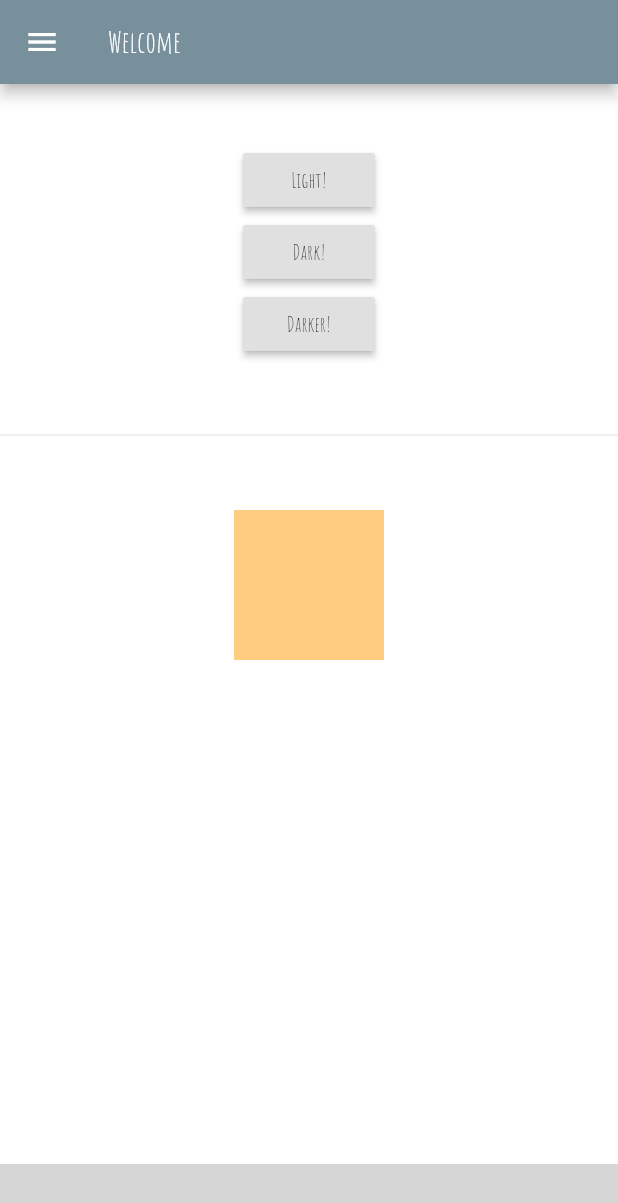
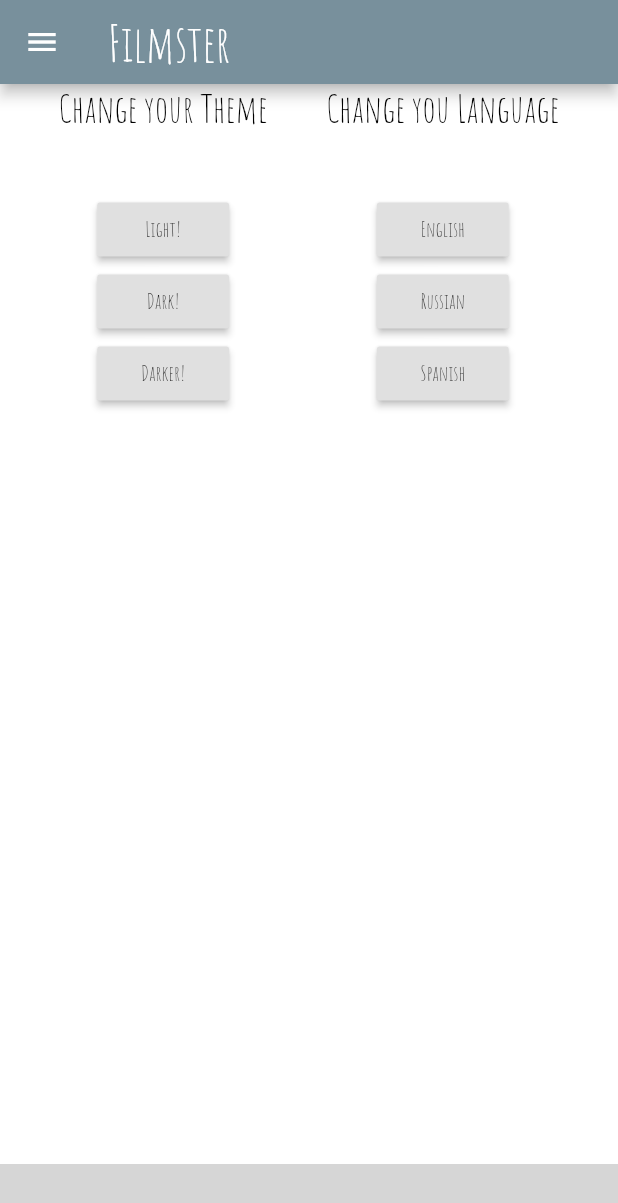
Before and after one commit to OTanTalum/Filmster, a Flutter app: the screen it shows after launch, after a tap on "Light!", on a phone screen of 412 x 824 dp. Shown: the top 1203 px of the screen. Run offline on Flutter 3.47's test engine with Material 2 defaults, Android fonts, the phone set to English and light mode, and no system bars; our stand-ins replace package_info; missing offline and left inert: admob_flutter, dartpedia; network calls fail; grey boxes are pictures that could not be loaded.

Commit message:
version: 0.0.1+11
Fix bug with default theme
Add button for chose language
Add line with app version in Draw

```diff
--- a/lib/main.dart
+++ b/lib/main.dart
@@ -1,5 +1,4 @@
 //Widgets
-
 
 import 'dart:io';
 
@@ -9,6 +8,7 @@ import 'package:filmster/providers/themeProvider.dart';
 import 'package:filmster/setting/adMob.dart';
 import 'package:filmster/setting/theme.dart';
 import 'package:filmster/widgets/drawer.dart';
+
 //Flutter
 import 'package:flutter/material.dart';
 //Pages
@@ -32,7 +32,6 @@ void main() {
 }
 
 class MyApp extends StatelessWidget {
-
   @override
   Widget build(BuildContext context) {
     return MaterialApp(
@@ -45,7 +44,6 @@ class MyApp extends StatelessWidget {
 }
 
 class MyHomePage extends StatefulWidget {
-
   @override
   _MyHomePageState createState() => _MyHomePageState();
 }
@@ -53,82 +51,169 @@ class MyHomePage extends StatefulWidget {
 class _MyHomePageState extends State<MyHomePage> {
   GlobalKey<ScaffoldState> scaffoldState = GlobalKey();
 
-
   @override
   void initState() {
     super.initState();
     Future.microtask(() async {
-      await Provider.of<SettingsProvider>(context, listen:false).getGanresSettings();
+      await Provider.of<SettingsProvider>(context, listen: false)
+          .getGanresSettings();
     });
   }
-
 
   ///TODO 3. Attribution
   ///You shall use the TMDb logo to identify your use of the TMDb APIs.
   ///You shall place the following notice prominently on your application: "This product uses the TMDb API but is not endorsed or certified by TMDb."
   ///Any use of the TMDb logo in your application shall be less prominent than the logo or mark that primarily describes the application and your use of the TMDb logo shall not imply any endorsement by TMDb.
 
-
   @override
   Widget build(BuildContext context) {
     return Scaffold(
       key: scaffoldState,
-      backgroundColor: Provider.of<ThemeProvider>(context,listen: false).currentBackgroundColor,
+      backgroundColor: Provider.of<ThemeProvider>(context, listen: false)
+          .currentBackgroundColor,
       appBar: AppBar(
-        title: Text('Welcome',
-          style: TextStyle(
-              fontFamily:"AmaticSC"
-          ),
+        title: Text(
+          'Filmster',
+          style: TextStyle(fontFamily: "AmaticSC",
+          fontSize: 34),
         ),
       ),
       drawer: DrawerMenu().build(context),
-      body: Column(
+      body: Center(
+        child: Column(
             mainAxisAlignment: MainAxisAlignment.spaceBetween,
+            children: [
+              Row(mainAxisAlignment: MainAxisAlignment.spaceEvenly,
                   children: [
                 Column(
                   mainAxisAlignment: MainAxisAlignment.center,
                   children: <Widget>[
-            SizedBox(height: 40,),
-            RaisedButton(
-              onPressed: (){
-                Provider.of<ThemeProvider>(context, listen: false).changeTheme(context, MyThemeKeys.LIGHT);
-              },
-              child: Text("Light!",
-                style: TextStyle(fontFamily:"AmaticSC",),),
+                    Text(
+                      "Change your Theme",
+                      style: TextStyle(
+                        fontFamily: "AmaticSC",
+                        fontSize: 26,
+                        color:
+                        Provider.of<ThemeProvider>(context, listen: false)
+                            .currentFontColor,
+                      ),
+                    ),
+                    SizedBox(
+                      height: 40,
                     ),
                     RaisedButton(
                       onPressed: () {
-                Provider.of<ThemeProvider>(context, listen: false).changeTheme(context, MyThemeKeys.DARK);
+                        Provider.of<ThemeProvider>(context, listen: false)
+                            .changeTheme(context, MyThemeKeys.LIGHT);
                       },
-              child: Text("Dark!",
-                style: TextStyle(fontFamily:"AmaticSC",),),
+                      child: Text(
+                        "Light!",
+                        style: TextStyle(
+                          fontFamily: "AmaticSC",
+                        ),
+                      ),
                     ),
                     RaisedButton(
                       onPressed: () {
-                Provider.of<ThemeProvider>(context, listen: false).changeTheme(context, MyThemeKeys.DARKER);
+                        Provider.of<ThemeProvider>(context, listen: false)
+                            .changeTheme(context, MyThemeKeys.DARK);
                       },
-              child: Text("Darker!",
-              style: TextStyle(fontFamily:"AmaticSC",),),
+                      child: Text(
+                        "Dark!",
+                        style: TextStyle(
+                          fontFamily: "AmaticSC",
                         ),
-            Divider(height: 100,),
-            AnimatedContainer(
-              duration: Duration(milliseconds: 500),
-              color: Provider.of<ThemeProvider>(context,listen: false).currentMainColor,
-              width: 100,
-              height: 100,
+                      ),
+                    ),
+                    RaisedButton(
+                      onPressed: () {
+                        Provider.of<ThemeProvider>(context, listen: false)
+                            .changeTheme(context, MyThemeKeys.DARKER);
+                      },
+                      child: Text(
+                        "Darker!",
+                        style: TextStyle(
+                          fontFamily: "AmaticSC",
+                        ),
+                      ),
                     ),
                   ],
                 ),
+                Column(
+                  mainAxisAlignment: MainAxisAlignment.center,
+                  children: <Widget>[
+                    Text(
+                      "Change you Language",
+                      style: TextStyle(
+                        fontFamily: "AmaticSC",
+                        fontSize: 26,
+                        color:
+                            Provider.of<ThemeProvider>(context, listen: false)
+                                .currentFontColor,
+                      ),
+                    ),
+                    SizedBox(
+                      height: 40,
+                    ),
+                    RaisedButton(
+                      onPressed: () async {
+                        Provider.of<SettingsProvider>(context, listen: false)
+                            .changeLanguage("US");
+                        await Provider.of<SettingsProvider>(context,
+                                listen: false)
+                            .getGanresSettings();
+                      },
+                      child: Text(
+                        "English",
+                        style: TextStyle(
+                          fontFamily: "AmaticSC",
+                        ),
+                      ),
+                    ),
+                    RaisedButton(
+                      onPressed: () async {
+                        Provider.of<SettingsProvider>(context, listen: false)
+                            .changeLanguage("ru");
+                        await Provider.of<SettingsProvider>(context,
+                                listen: false)
+                            .getGanresSettings();
+                      },
+                      child: Text(
+                        "Russian",
+                        style: TextStyle(
+                          fontFamily: "AmaticSC",
+                        ),
+                      ),
+                    ),
+                    RaisedButton(
+                      onPressed: () async {
+                        Provider.of<SettingsProvider>(context, listen: false)
+                            .changeLanguage("pt");
+                        await Provider.of<SettingsProvider>(context,
+                                listen: false)
+                            .getGanresSettings();
+                      },
+                      child: Text(
+                        "Spanish",
+                        style: TextStyle(
+                          fontFamily: "AmaticSC",
+                        ),
+                      ),
+                    ),
+                  ],
+                ),
+              ]),
               AdmobBanner(
                 adUnitId: addMobClass().getBannerAdUnitId(),
                 adSize: AdmobBannerSize.FULL_BANNER,
                 listener: (AdmobAdEvent event, Map<String, dynamic> args) {
-              addMobClass().handleEvent(event, args, 'Banner', scaffoldState);
+                  addMobClass()
+                      .handleEvent(event, args, 'Banner', scaffoldState);
                 },
                 onBannerCreated: (AdmobBannerController controller) {},
               ),
-      ]
-      ), // This trailing comma makes auto-formatting nicer for build methods.
+            ]),
+      ),
     );
   }
 }
--- a/lib/providers/settingsProvider.dart
+++ b/lib/providers/settingsProvider.dart
@@ -3,9 +3,11 @@ import 'dart:convert';
 import 'package:filmster/setting/api.dart';
 import 'package:flutter/cupertino.dart';
 import 'package:flutter/material.dart';
+import 'package:package_info/package_info.dart';
 
 class SettingsProvider extends ChangeNotifier {
 
+  static String language = "ru";
   Map mapOfGanres={};
 
   getGanresSettings() async{
@@ -16,4 +18,9 @@ class SettingsProvider extends ChangeNotifier {
     notifyListeners();
   }
 
+  changeLanguage(String newLanguage){
+    language = newLanguage;
+    notifyListeners();
+  }
+
 }
--- a/lib/providers/themeProvider.dart
+++ b/lib/providers/themeProvider.dart
@@ -9,10 +9,10 @@ class ThemeProvider extends ChangeNotifier {
   ThemeData currentTheme = MyThemes.lightTheme;
 
   Color currentFontColor = Colors.black;
-  Color currentBackgroundColor = Colors.white70;
-  Color currentMainColor = Colors.blueGrey[600];
-  Color currentAcidColor = Colors.lime;
-  Color currentSecondaryColor = Colors.blueGrey[900];
+  Color currentBackgroundColor = Colors.white;
+  Color currentMainColor = Colors.orange[200];
+  Color currentAcidColor = Colors.deepOrange[200];
+  Color currentSecondaryColor = Colors.black12;
 
   changeTheme(BuildContext context, MyThemeKeys key) {
     currentThemeKeys = key;
--- a/lib/setting/api.dart
+++ b/lib/setting/api.dart
@@ -4,6 +4,7 @@ import 'dart:convert';
 import 'package:filmster/model/film.dart';
 import 'package:filmster/model/search.dart';
 import 'package:filmster/providers/searchProvider.dart';
+import 'package:filmster/providers/settingsProvider.dart';
 import 'package:provider/provider.dart';
 import 'package:http/http.dart' as http;
 
@@ -11,14 +12,13 @@ class Api{
 
   final String api_key = "22e195d94c2274b3dcf6484e58a1715f";
   final String imageBannerAPI = "https://image.tmdb.org/t/p/w500";
-  String language = "ru";
   String TMDBAPI = 'https://api.themoviedb.org/3/search/movie';
   String TMDBDetailAPI = 'https://api.themoviedb.org/3/movie/';
   String imdbGenreAPI = 'https://api.themoviedb.org/3/genre/movie/list?api_key=';
 
 
   searchMovie(type, query, page) async{
-    final response = await http.get('$TMDBAPI?api_key=$api_key&type=$type&query=${query}&page=${page}&language=$language');
+    final response = await http.get('$TMDBAPI?api_key=$api_key&type=$type&query=${query}&page=${page}&language=${SettingsProvider.language}');
     if (response.statusCode == 200) {
       return Search.fromJson(json.decode(response.body));
     }
@@ -28,7 +28,7 @@ class Api{
   }
 
   getGenres() async{
-    final response = await http.get('$imdbGenreAPI$api_key&language=$language');
+    final response = await http.get('$imdbGenreAPI$api_key&language=${SettingsProvider.language}');
     if (response.statusCode == 200) {
       Map genres = json.decode(response.body);
       return genres["genres"];
@@ -39,7 +39,7 @@ class Api{
   }
 
   getFilmDetail(String id) async{
-    final response = await http.get('$TMDBDetailAPI$id?api_key=$api_key&language=$language');
+    final response = await http.get('$TMDBDetailAPI$id?api_key=$api_key&language=${SettingsProvider.language}');
     if (response.statusCode == 200) {
       return Film.fromJson(json.decode(response.body));
     }
--- a/lib/widgets/drawer.dart
+++ b/lib/widgets/drawer.dart
@@ -1,12 +1,18 @@
 import 'package:admob_flutter/admob_flutter.dart';
 import 'package:filmster/main.dart';
 import 'package:filmster/page/films.dart';
+import 'package:filmster/providers/settingsProvider.dart';
 import 'package:filmster/providers/themeProvider.dart';
 import 'package:filmster/setting/adMob.dart';
 import 'package:flutter/material.dart';
 import 'package:provider/provider.dart';
+import 'package:package_info/package_info.dart';
 
 class DrawerMenu {
+
+  String version;
+  String buildNumber;
+
   @override
   Widget build(BuildContext context) {
     var provider = Provider.of<ThemeProvider>(context);
@@ -75,16 +81,41 @@ class DrawerMenu {
                   ),
                 ),
               ),
-              AdmobBanner(
+            AdmobBanner(
                     adUnitId: addMobClass().getBannerAdUnitId(),
                     adSize: AdmobBannerSize.MEDIUM_RECTANGLE,
                     listener: (AdmobAdEvent event, Map<String, dynamic> args) {
                     },
                     onBannerCreated: (AdmobBannerController controller) {},
               ),
+              Center(
+                child:FutureBuilder<String>(
+                future: getVersion(),
+                builder: (BuildContext context, AsyncSnapshot<String> snapshot) {
+                  if (snapshot.hasData) {
+                    return Container(
+                        child: Text(
+                          "Version: ${snapshot.data}",
+                          style: TextStyle(
+                            fontFamily: "AmaticSC",
+                            fontWeight: FontWeight.bold,
+                            fontSize: 16.0,
+                            color: provider.currentFontColor,
+                          ),
+                        ));
+                  }
+                  return Container();
+                },
+              ),
+              ),
             ],
           ),
       ),
     );
   }
+
+  Future<String> getVersion() async {
+    PackageInfo packageInfo = await PackageInfo.fromPlatform();
+    return "${packageInfo.version}+${packageInfo.buildNumber}";
+  }
 }
--- a/pubspec.yaml
+++ b/pubspec.yaml
@@ -11,7 +11,7 @@ description: A new Flutter application.
 # In iOS, build-name is used as CFBundleShortVersionString while build-number used as CFBundleVersion.
 # Read more about iOS versioning at
 # https://developer.apple.com/library/archive/documentation/General/Reference/InfoPlistKeyReference/Articles/CoreFoundationKeys.html
-version: 0.0.1+10
+version: 0.0.1+11
 
 environment:
   sdk: ">=2.1.0 <3.0.0"
@@ -25,6 +25,7 @@ dependencies:
   url_launcher: ^5.4.2
   provider: ^4.3.1
   admob_flutter: ^1.0.0-beta.5
+  package_info: ^0.4.0+16
 
   # The following adds the Cupertino Icons font to your application.
   # Use with the CupertinoIcons class for iOS style icons.
```
Also changed, not shown: lib/page/film_detail_page.dart (+13 -8 lines). Lines whose indentation alone changed are shown as unchanged.
